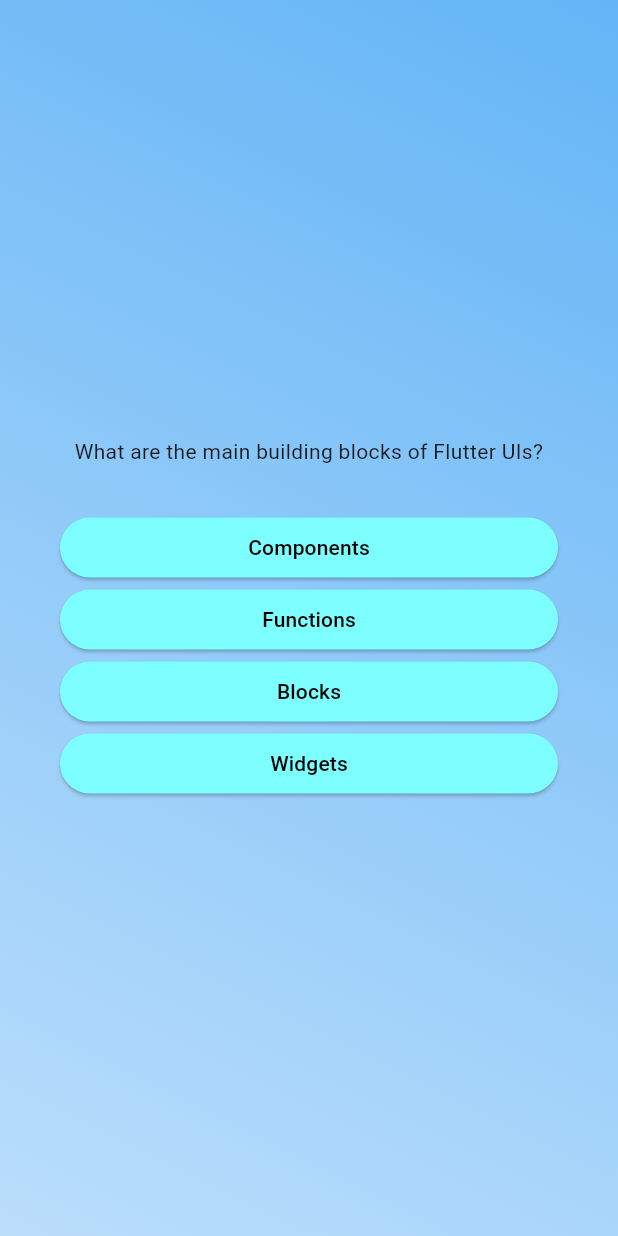
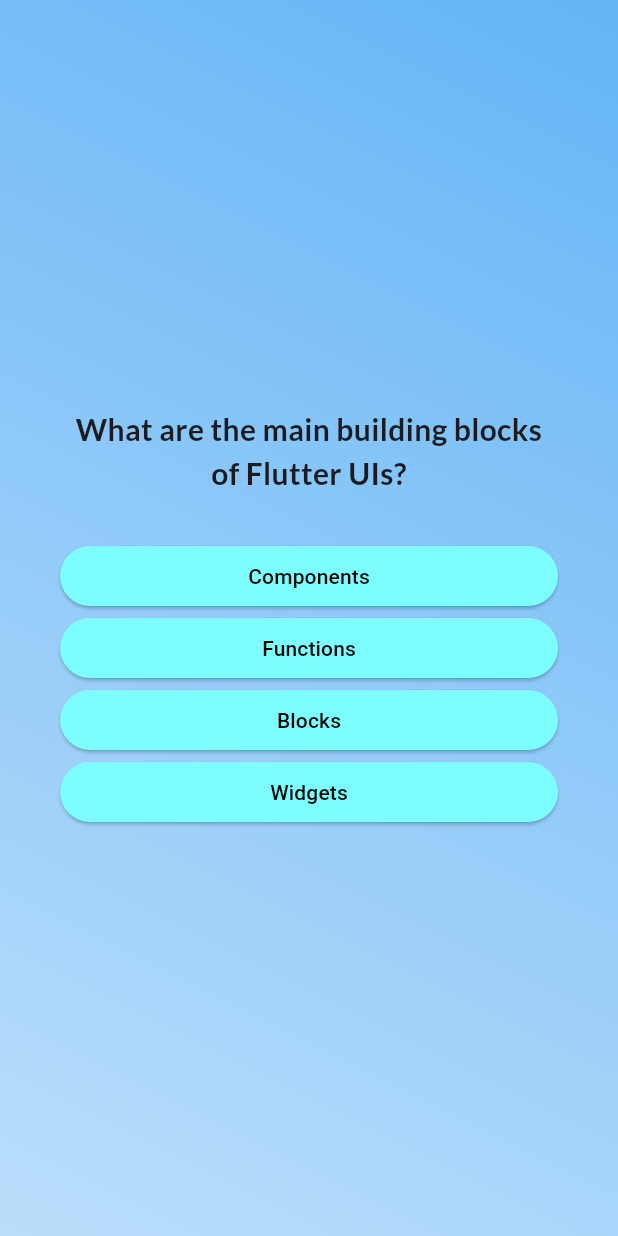
Before and after one commit to My-Own-Personal-Test/quiz_app_new, a Flutter app: the screen it shows after launch, after a tap on "Start", on a phone screen of 412 x 824 dp. Run offline on Flutter 3.47's test engine with Material 3 defaults, Android fonts, the phone set to English and light mode, and no system bars; our stand-ins replace google_fonts.

Commit message:
feat: using another google fonts

```diff
--- a/lib/questions_screen.dart
+++ b/lib/questions_screen.dart
@@ -1,6 +1,7 @@
 import 'package:flutter/material.dart';
 import 'package:quiz_app/answer_button.dart';
 import 'package:quiz_app/data/questions.dart';
+import 'package:google_fonts/google_fonts.dart';
 
 class QuestionsScreen extends StatefulWidget {
   const QuestionsScreen({super.key});
@@ -31,6 +32,10 @@ class _QuestionsScreenState extends State<QuestionsScreen> {
             Text(
               currentQuestion.text,
               textAlign: TextAlign.center,
+              style: GoogleFonts.lato(
+                fontWeight: FontWeight.bold,
+                fontSize: 20,
+              ),
             ),
             const SizedBox(height: 30),
             ...currentQuestion.getShuffledAnswers().map((item) {
--- a/lib/start_screen.dart
+++ b/lib/start_screen.dart
@@ -1,4 +1,5 @@
 import 'package:flutter/material.dart';
+import 'package:google_fonts/google_fonts.dart';
 
 class StartScreen extends StatelessWidget {
   const StartScreen(this.startQuiz, {super.key});
@@ -17,10 +18,10 @@ class StartScreen extends StatelessWidget {
             color: const Color.fromARGB(140, 255, 255, 255),
           ),
           const SizedBox(height: 80),
-          const Text(
+          Text(
             'Quiz App With Flutter',
-            style: TextStyle(
-              fontSize: 18,
+            style: GoogleFonts.lato(
+              fontSize: 22,
             ),
           ),
           const SizedBox(height: 30),
--- a/pubspec.yaml
+++ b/pubspec.yaml
@@ -35,6 +35,7 @@ dependencies:
   # The following adds the Cupertino Icons font to your application.
   # Use with the CupertinoIcons class for iOS style icons.
   cupertino_icons: ^1.0.2
+  google_fonts: ^6.1.0
 
 dev_dependencies:
   flutter_test:
```
Also changed, not shown: pubspec.lock, 7 other files.
